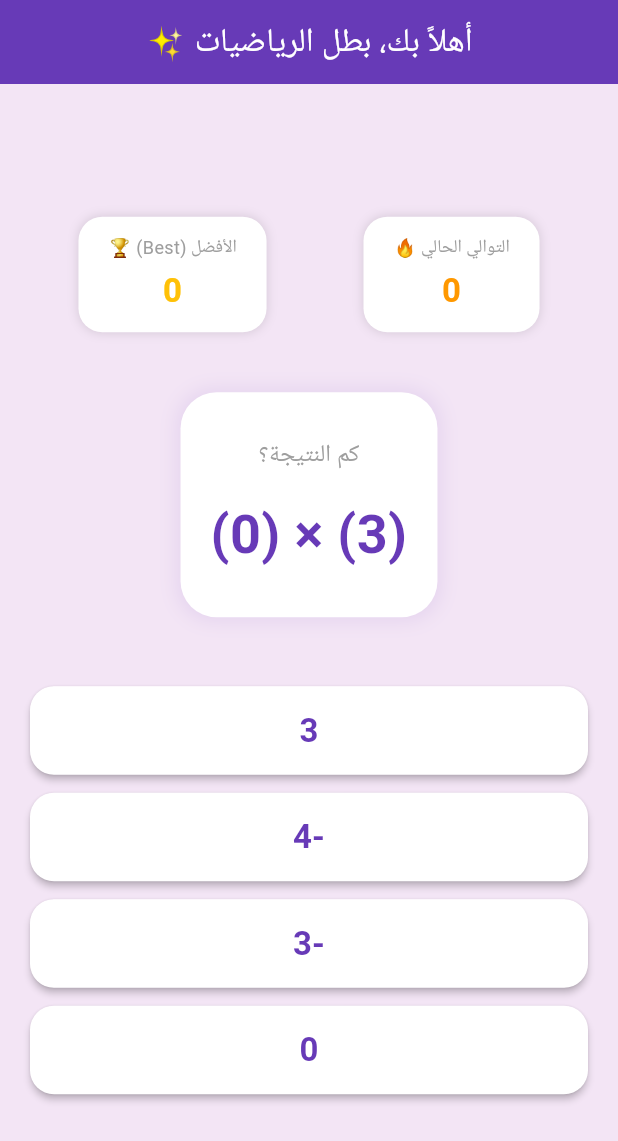
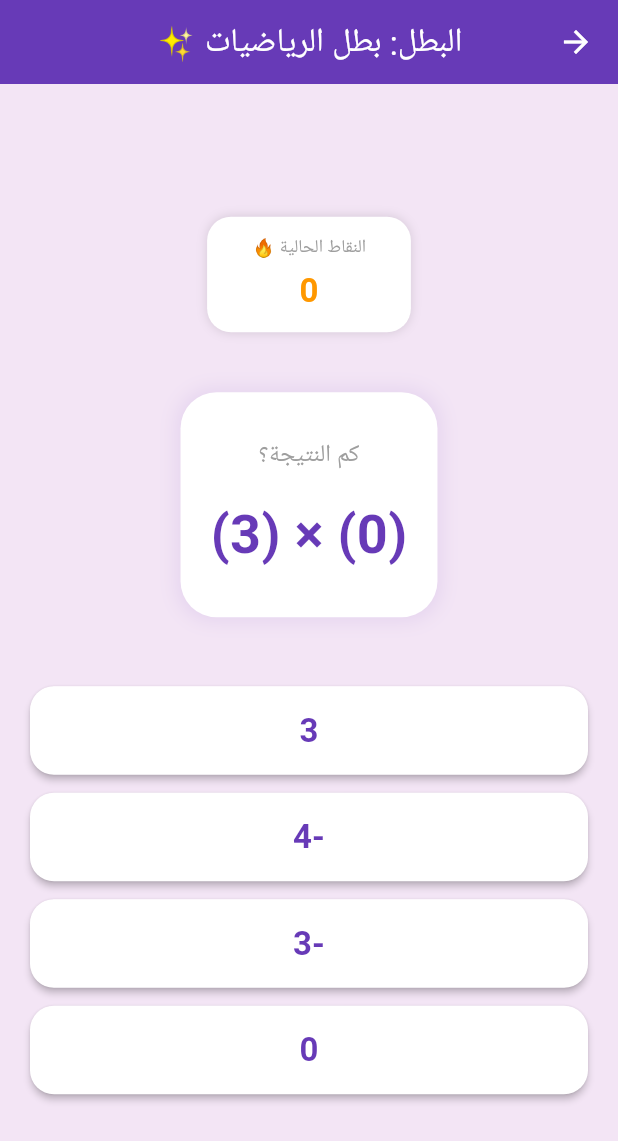
Before and after one commit to safasakaji-spec/math_marathon_app, a Flutter app: the screen it shows after launch, after a tap on "ابدأ الماراثون 🚀", on a phone screen of 412 x 824 dp. Shown: the top 1141 px of the screen. Run offline on Flutter 3.47's test engine with Material 3 defaults, Android fonts, the phone set to English and light mode, and no system bars; Roboto replaces fonts that are missing (Cairo).

Commit message:
Update main.dart

```diff
--- a/lib/main.dart
+++ b/lib/main.dart
@@ -28,6 +28,12 @@ class MathMarathonApp extends StatelessWidget {
       home: const WelcomeScreen(),
     );
   }
+}
+
+// تخزين بيانات اللاعب وأفضل سكور
+class UserData {
+  static String name = '';
+  static int bestScore = 0;
 }
 
 class WelcomeScreen extends StatefulWidget {
@@ -61,7 +67,22 @@ class _WelcomeScreenState extends State<WelcomeScreen> {
                 style: TextStyle(fontSize: 14, color: Colors.grey),
                 textAlign: TextAlign.center,
               ),
-              const SizedBox(height: 40),
+              if (UserData.name.isNotEmpty) ...[
+                const SizedBox(height: 20),
+                Container(
+                  padding: const EdgeInsets.all(12),
+                  decoration: BoxDecoration(
+                    color: Colors.white,
+                    borderRadius: BorderRadius.circular(15),
+                    boxShadow: [BoxShadow(color: Colors.black12, blurRadius: 4)],
+                  ),
+                  child: Text(
+                    'آخر بطل: ${UserData.name} | أفضل سكور: 🏆 ${UserData.bestScore}',
+                    style: const TextStyle(fontSize: 16, fontWeight: FontWeight.bold, color: Colors.deepPurple),
+                  ),
+                ),
+              ],
+              const SizedBox(height: 30),
               TextField(
                 controller: _nameController,
                 decoration: InputDecoration(
@@ -83,10 +104,14 @@ class _WelcomeScreenState extends State<WelcomeScreen> {
                 onPressed: () {
                   String name = _nameController.text.trim();
                   if (name.isEmpty) name = 'بطل الرياضيات';
-                  Navigator.pushReplacement(
+                  UserData.name = name;
+                  setState(() {});
+                  Navigator.push(
                     context,
-                    MaterialPageRoute(builder: (context) => GameScreen(userName: name)),
-                  );
+                    MaterialPageRoute(builder: (context) => const GameScreen()),
+                  ).then((_) {
+                    setState(() {});
+                  });
                 },
                 child: const Text('ابدأ الماراثون 🚀', style: TextStyle(fontSize: 18, fontWeight: FontWeight.bold)),
               ),
@@ -99,8 +124,7 @@ class _WelcomeScreenState extends State<WelcomeScreen> {
 }
 
 class GameScreen extends StatefulWidget {
-  final String userName;
-  const GameScreen({Key? key, required this.userName}) : super(key: key);
+  const GameScreen({Key? key}) : super(key: key);
 
   @override
   State<GameScreen> createState() => _GameScreenState();
@@ -113,11 +137,8 @@ class _GameScreenState extends State<GameScreen> {
   String operator = '+';
   int correctAnswer = 0;
 
-  int currentStreak = 0;
-  int bestStreak = 0;
-
+  int currentScore = 0;
   List<int> options = [];
-  bool? isCorrectAnswer;
 
   @override
   void initState() {
@@ -126,10 +147,6 @@ class _GameScreenState extends State<GameScreen> {
   }
 
   void _generateNewQuestion() {
-    setState(() {
-      isCorrectAnswer = null;
-    });
-
     num1 = _random.nextInt(30) - 15;
     num2 = _random.nextInt(30) - 15;
 
@@ -155,34 +172,69 @@ class _GameScreenState extends State<GameScreen> {
     }
     options = optionSet.toList();
     options.shuffle();
+    setState(() {});
   }
 
   void _checkAnswer(int selectedOption) {
-    setState(() {
-      if (selectedOption == correctAnswer) {
-        isCorrectAnswer = true;
-        currentStreak++;
-        if (currentStreak > bestStreak) {
-          bestStreak = currentStreak;
-        }
-      } else {
-        isCorrectAnswer = false;
-        currentStreak = 0;
+    if (selectedOption == correctAnswer) {
+      currentScore++;
+      if (currentScore > UserData.bestScore) {
+        UserData.bestScore = currentScore;
       }
-    });
+      _generateNewQuestion();
+    } else {
+      // الخسارة وإظهار رسالة التشجيع
+      _showGameOverDialog();
+    }
+  }
 
-    Future.delayed(const Duration(milliseconds: 1200), () {
-      if (mounted) {
-        _generateNewQuestion();
-      }
-    });
+  void _showGameOverDialog() {
+    showDialog(
+      context: context,
+      barrierDismissible: false,
+      builder: (context) => AlertDialog(
+        shape: RoundedRectangleBorder(borderRadius: BorderRadius.circular(20)),
+        title: const Text('انتهت اللعبة! 💔', textAlign: TextAlign.center),
+        content: Column(
+          mainAxisSize: MainAxisSize.min,
+          children: [
+            const Text(
+              'عادي يا بطل! ستجيب أفضل المرة القادمة وتجيب نتيجة أعلى بكثير 💪✨',
+              textAlign: TextAlign.center,
+              style: TextStyle(fontSize: 16),
+            ),
+            const SizedBox(height: 15),
+            Text(
+              'نقاطك في هذه الجولة: $currentScore',
+              style: const TextStyle(fontWeight: FontWeight.bold, color: Colors.deepPurple, fontSize: 18),
+            ),
+          ],
+        ),
+        actions: [
+          Center(
+            child: ElevatedButton(
+              style: ElevatedButton.styleFrom(
+                backgroundColor: Colors.deepPurple,
+                foregroundColor: Colors.white,
+                shape: RoundedRectangleBorder(borderRadius: BorderRadius.circular(15)),
+              ),
+              onPressed: () {
+                Navigator.pop(context); // إغلاق النافذة
+                Navigator.pop(context); // العودة للرئيسية
+              },
+              child: const Text('العودة للرئيسية 🏠'),
+            ),
+          ),
+        ],
+      ),
+    );
   }
 
   @override
   Widget build(BuildContext context) {
     return Scaffold(
       appBar: AppBar(
-        title: Text('أهلاً بك، ${widget.userName} ✨'),
+        title: Text('البطل: ${UserData.name} ✨'),
         backgroundColor: Colors.deepPurple,
         foregroundColor: Colors.white,
         centerTitle: true,
@@ -193,10 +245,9 @@ class _GameScreenState extends State<GameScreen> {
           mainAxisAlignment: MainAxisAlignment.center,
           children: [
             Row(
-              mainAxisAlignment: MainAxisAlignment.spaceAround,
+              mainAxisAlignment: MainAxisAlignment.center,
               children: [
-                _buildScoreCard('التوالي الحالي 🔥', '$currentStreak', Colors.orange),
-                _buildScoreCard('الأفضل (Best) 🏆', '$bestStreak', Colors.amber),
+                _buildScoreCard('النقاط الحالية 🔥', '$currentScore', Colors.orange),
               ],
             ),
             const SizedBox(height: 40),
@@ -213,31 +264,18 @@ class _GameScreenState extends State<GameScreen> {
                 children: [
                   const Text('كم النتيجة؟', style: TextStyle(color: Colors.grey, fontSize: 16)),
                   const SizedBox(height: 15),
-                  Text(
-                    '($num1) $operator ($num2)',
-                    style: const TextStyle(fontSize: 36, fontWeight: FontWeight.bold, color: Colors.deepPurple),
+                  // ضبط اتجاه عرض السؤال ليكون من اليسار لليمين حصراً
+                  Directionality(
+                    textDirection: TextDirection.ltr,
+                    child: Text(
+                      '($num1) $operator ($num2)',
+                      style: const TextStyle(fontSize: 36, fontWeight: FontWeight.bold, color: Colors.deepPurple),
+                    ),
                   ),
                 ],
               ),
             ),
-            const SizedBox(height: 20),
-            if (isCorrectAnswer != null)
-              Container(
-                padding: const EdgeInsets.all(10),
-                decoration: BoxDecoration(
-                  color: isCorrectAnswer! ? Colors.green.shade100 : Colors.red.shade100,
-                  borderRadius: BorderRadius.circular(12),
-                ),
-                child: Text(
-                  isCorrectAnswer! ? '🎉 بطل! إجابة صحيحة' : '❌ أوتش! إجابة خاطئة',
-                  style: TextStyle(
-                    fontSize: 18,
-                    fontWeight: FontWeight.bold,
-                    color: isCorrectAnswer! ? Colors.green.shade800 : Colors.red.shade800,
-                  ),
-                ),
-              ),
-            const SizedBox(height: 20),
+            const SizedBox(height: 40),
             ...options.map((option) => Padding(
               padding: const EdgeInsets.symmetric(vertical: 6.0),
               child: SizedBox(
@@ -250,7 +288,7 @@ class _GameScreenState extends State<GameScreen> {
                     padding: const EdgeInsets.symmetric(vertical: 14),
                     shape: RoundedRectangleBorder(borderRadius: BorderRadius.circular(16)),
                   ),
-                  onPressed: isCorrectAnswer == null ? () => _checkAnswer(option) : null,
+                  onPressed: () => _checkAnswer(option),
                   child: Text('$option', style: const TextStyle(fontSize: 22, fontWeight: FontWeight.bold)),
                 ),
               ),
@@ -263,7 +301,7 @@ class _GameScreenState extends State<GameScreen> {
 
   Widget _buildScoreCard(String title, String value, Color color) {
     return Container(
-      padding: const EdgeInsets.symmetric(horizontal: 20, vertical: 12),
+      padding: const EdgeInsets.symmetric(horizontal: 30, vertical: 12),
       decoration: BoxDecoration(
         color: Colors.white,
         borderRadius: BorderRadius.circular(16),
```
